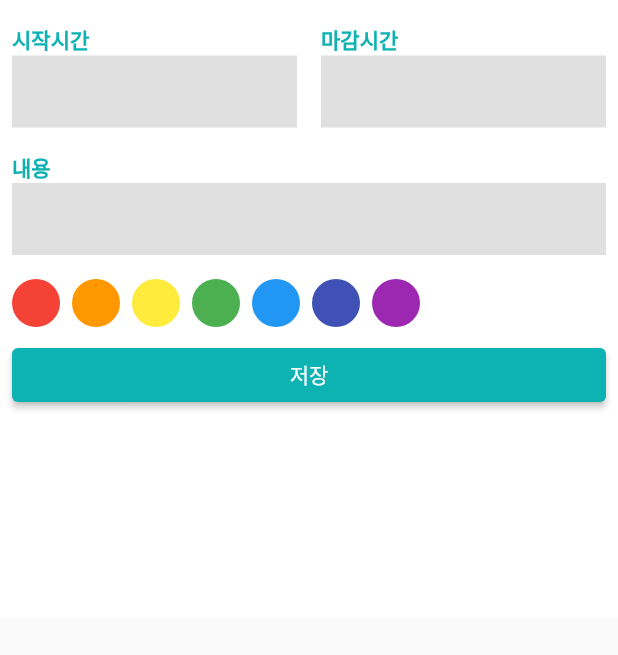
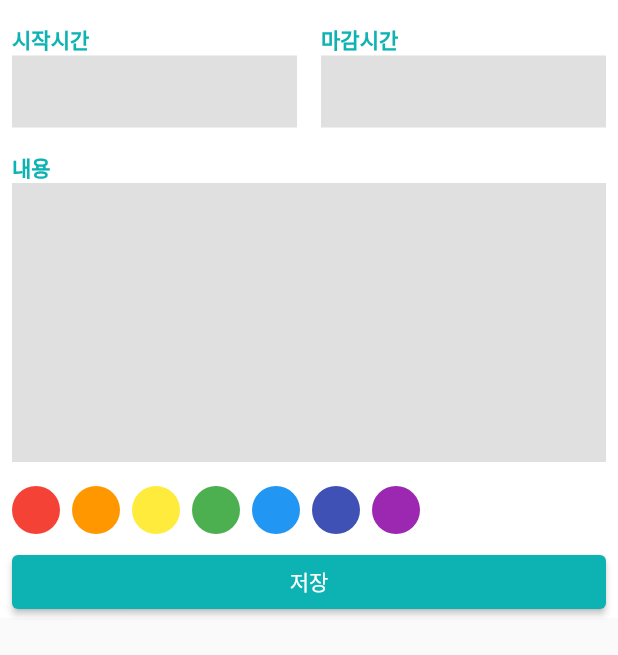
Before and after one commit to cold-pumpkin/coding-factory, a Flutter app: the ScheduleBottomSheet widget shown alone on an empty page, opened directly, on a phone screen of 412 x 824 dp. Shown: the top 655 px of the screen. Run offline on Flutter 3.47's test engine with Material 2 defaults, Android fonts, the light colour scheme and no system bars; our stand-ins replace geolocator, google_maps_flutter, table_calendar, webview_flutter; Roboto replaces fonts that are missing (NotoSans).

Commit message:
캘린더 스케줄러 - TextField 마무리하기

```diff
--- a/calender_scheduler/lib/component/custom_text_field.dart
+++ b/calender_scheduler/lib/component/custom_text_field.dart
@@ -1,13 +1,16 @@
 import 'package:calender_scheduler/const/colors.dart';
 import 'package:flutter/material.dart';
+import 'package:flutter/services.dart';
 
 class CustomTextField extends StatelessWidget {
   const CustomTextField({
     super.key,
     required this.label,
+    required this.isTime,
   });
 
   final String label;
+  final bool isTime;
 
   @override
   Widget build(BuildContext context) {
@@ -19,15 +22,27 @@ class CustomTextField extends StatelessWidget {
           style: const TextStyle(
               color: PRIMARY_COLOR, fontWeight: FontWeight.w600),
         ),
-        TextField(
-          cursorColor: Colors.grey,
-          decoration: InputDecoration(
-            border: InputBorder.none,
-            filled: true,
-            fillColor: Colors.grey[300],
-          ),
-        ),
+        isTime ? renderTextField() : Expanded(child: renderTextField()),
       ],
     );
   }
+
+  TextField renderTextField() {
+    return TextField(
+      cursorColor: Colors.grey,
+      keyboardType: isTime ? TextInputType.number : TextInputType.multiline,
+      maxLines: isTime ? 1 : null,
+      expands: !isTime, // 최대한 늘리기
+      inputFormatters: isTime
+          ? [
+              FilteringTextInputFormatter.digitsOnly, // 숫자만 입력 가능
+            ]
+          : [],
+      decoration: InputDecoration(
+        border: InputBorder.none,
+        filled: true,
+        fillColor: Colors.grey[300],
+      ),
+    );
+  }
 }
--- a/calender_scheduler/lib/component/schedule_bottom_sheet.dart
+++ b/calender_scheduler/lib/component/schedule_bottom_sheet.dart
@@ -9,7 +9,13 @@ class ScheduleBottomSheet extends StatelessWidget {
   Widget build(BuildContext context) {
     final bottomInset = MediaQuery.of(context).viewInsets.bottom; // 키보드 올라오는 높이
 
-    return Container(
+    return GestureDetector(
+      onTap: () {
+        // bottom sheet를 탭하면 키보드가 닫히도록
+        FocusScope.of(context).requestFocus(FocusNode());
+      },
+      child: SafeArea(
+        child: Container(
           color: Colors.white,
           height: MediaQuery.of(context).size.height / 2 + bottomInset,
           child: Padding(
@@ -40,6 +46,8 @@ class ScheduleBottomSheet extends StatelessWidget {
               ),
             ),
           ),
+        ),
+      ),
     );
   }
 }
@@ -49,8 +57,11 @@ class _Content extends StatelessWidget {
 
   @override
   Widget build(BuildContext context) {
-    return const CustomTextField(
+    return const Expanded(
+      child: CustomTextField(
         label: '내용',
+        isTime: false,
+      ),
     );
   }
 }
@@ -65,6 +76,7 @@ class _Time extends StatelessWidget {
         Expanded(
           child: CustomTextField(
             label: '시작시간',
+            isTime: true,
           ),
         ),
         SizedBox(
@@ -73,6 +85,7 @@ class _Time extends StatelessWidget {
         Expanded(
           child: CustomTextField(
             label: '마감시간',
+            isTime: true,
           ),
         ),
       ],
```
Lines whose indentation alone changed are shown as unchanged.
